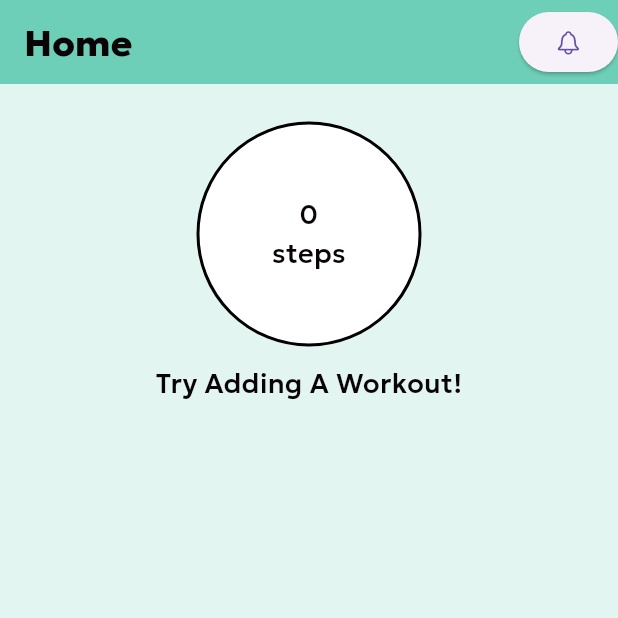
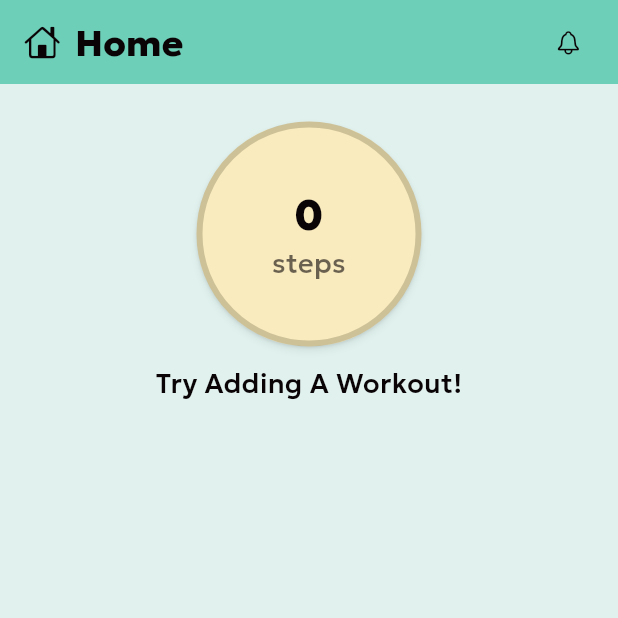
Before and after one commit to CSCI4100U/mobile-group-project-2023-mobile-devices, a Flutter app: the HomeBody screen opened directly, on a phone screen of 412 x 824 dp, the top half of it. Run offline on Flutter 3.47's test engine with Material 3 defaults, Android fonts, the phone set to English and light mode, and no system bars; our stand-ins replace cloud_firestore, firebase_core, flutter_local_notifications, loading_animation_widget, pedometer and 2 more; missing offline and left inert: dart:ffi; accounts and stored records are empty; project files that could hold a hidden picture were left out.

Commit message:
Updated home body to new styling

```diff
--- a/elevar_fitness_tracker/lib/home_page/page_bodies/home_body.dart
+++ b/elevar_fitness_tracker/lib/home_page/page_bodies/home_body.dart
@@ -8,6 +8,7 @@ import 'package:pedometer/pedometer.dart';
 import 'package:elevar_fitness_tracker/notifications/notifications.dart';
 import 'package:elevar_fitness_tracker/notifications/notification_page.dart';
 import 'package:elevar_fitness_tracker/local_storage/routine_db_model.dart';
+import 'package:shared_preferences/shared_preferences.dart';
 import 'view_routine.dart';
 
 class HomeBody extends StatefulWidget {
@@ -38,11 +39,21 @@ class _HomeBodyState extends State<HomeBody> {
   GlobalKey<ScaffoldState> scaffoldKey = GlobalKey<ScaffoldState>();
   bool hasClicked = false;
 
+  // Local prefs
+  SharedPreferences? prefs;
+
   // Defining instance methods
   @override
   void initState() {
     super.initState();
     initPlatformState();
+
+    SharedPreferences.getInstance().then((sharedPrefs) {
+      setState(() {
+        prefs = sharedPrefs;
+        darkmode = prefs?.getBool('darkmode') ?? false;
+      });
+    });
   }
 
   void _trackStepCount(StepCount event) {
@@ -130,9 +141,18 @@ class _HomeBodyState extends State<HomeBody> {
 
     return Scaffold(
       key: scaffoldKey,
-      backgroundColor: AppStyles.primaryColor(darkmode).withOpacity(0.2),
+      backgroundColor: AppStyles.backgroundColor(darkmode),
       appBar: AppBar(
-        title: Text("Home", style: AppStyles.getHeadingStyle(darkmode)),
+        title: Row(
+          children: [
+            Icon(
+              CupertinoIcons.home,
+              color: AppStyles.textColor(darkmode)
+            ),
+            const SizedBox(width: 10),
+            Text("Home", style: AppStyles.getHeadingStyle(darkmode)),
+          ],
+        ),
         backgroundColor: AppStyles.primaryColor(darkmode),
         actions: [
           ElevatedButton(
@@ -144,11 +164,23 @@ class _HomeBodyState extends State<HomeBody> {
                     builder: ((context) => const NotifPage()),
                   ));
             },
-            child: Icon(currentNotifIcon),
+            style: ElevatedButton.styleFrom(
+              backgroundColor: Colors.transparent,
+              elevation: 0
+            ),
+            child: Icon(
+              currentNotifIcon,
+              color: AppStyles.textColor(darkmode),
+            ),
           )
         ],
       ),
-      body: Padding(
+      body: Stack(
+        children: [
+          Container(
+            color: darkmode ? Colors.transparent : AppStyles.primaryColor(darkmode).withOpacity(0.2)
+          ),
+          Padding(
             padding: const EdgeInsets.only(left: 10.0, right: 10.0, top:25.0, bottom: 10.0),
             child: Column(
               mainAxisAlignment: MainAxisAlignment.start,
@@ -164,16 +196,53 @@ class _HomeBodyState extends State<HomeBody> {
                         width: 150.0,
                         height: 150.0,
                         decoration: BoxDecoration(
-                      color: Colors.white,
+                          color: AppStyles.secondaryColor(darkmode),
                           borderRadius: BorderRadius.circular(100.0),
-                      border: Border.all(width: 2.0)
+                          border: Border.all(
+                            width: 4,
+                            color: AppStyles.secondaryColor(!darkmode).withOpacity(0.25)
+                          ),
+                          boxShadow: [
+                            BoxShadow(
+                              spreadRadius: 1,
+                              blurRadius: 3,
+                              offset: const Offset(0, 3),
+                              color: Colors.black.withOpacity(0.05)
+                            ),
+                            BoxShadow(
+                              blurRadius: 1,
+                              offset: const Offset(0, 1),
+                              color: Colors.black.withOpacity(0.1)
+                            )
+                          ]
                         ),
                       ),
+                      Column(
+                        mainAxisAlignment: MainAxisAlignment.center,
+                        children: [
                           Text(
-                    "$_stepCount\nsteps",
-                    style: AppStyles.getSubHeadingStyle(darkmode),
+                            _stepCount,
+                            style: TextStyle(
+                              fontFamily: 'Geologica',
+                              fontSize: 28,
+                              fontWeight: FontWeight.w900,
+                              color: AppStyles.textColor(darkmode)
+                            ),
                             textAlign: TextAlign.center,
                           ),
+                          Text(
+                            "steps",
+                            style: TextStyle(
+                              fontFamily: 'Geologica',
+                              fontSize: 18,
+                              fontWeight: FontWeight.w500,
+                              color: AppStyles.textColor(darkmode).withOpacity(0.6)
+                            ),
+                            textAlign: TextAlign.center,
+                          )
+                        ],
+                      )
+
                     ],
                   ),
                 ),
@@ -191,7 +260,11 @@ class _HomeBodyState extends State<HomeBody> {
                             refresh = true;
                           });
                         },
-                    icon: Icon(Icons.refresh, color: AppStyles.textColor(darkmode), size: 24,),
+                        icon: Icon(
+                          Icons.refresh,
+                          color: AppStyles.accentColor(darkmode),
+                          size: 24,
+                        ),
                       ) : Text("Try Adding A Workout!", style: AppStyles.getSubHeadingStyle(darkmode),),
                     ],
                   )
@@ -208,13 +281,33 @@ class _HomeBodyState extends State<HomeBody> {
                 )
               ],
             ),
+          ),
+        ],
       )
     );
   }
 
   // method for generating a ListTile for the main widgets ListView
   Widget routineTile(String name, List<Map<String,dynamic>> exercises) {
-    return ListTile(
+    return Container(
+      decoration: BoxDecoration(
+        borderRadius: const BorderRadius.all(Radius.circular(20)),
+        color: darkmode ? AppStyles.primaryColor(darkmode).withOpacity(0.2) : AppStyles.backgroundColor(darkmode),
+        boxShadow: [
+          BoxShadow(
+            spreadRadius: 1,
+            blurRadius: 3,
+            offset: const Offset(0, 3),
+            color: Colors.black.withOpacity(0.05)
+          ),
+          BoxShadow(
+            blurRadius: 1,
+            offset: const Offset(0, 1),
+            color: Colors.black.withOpacity(0.1)
+          )
+        ]
+      ),
+      child: ListTile(
         title: Text(
           name,
           style: AppStyles.getSubHeadingStyle(darkmode),
@@ -228,13 +321,17 @@ class _HomeBodyState extends State<HomeBody> {
               MaterialPageRoute(builder:(context) => RoutineView(name),)
             );
           },
-        icon: Icon(Icons.more_horiz, color: AppStyles.textColor(darkmode),),
+          icon: Icon(
+            Icons.more_horiz,
+            color: AppStyles.accentColor(darkmode),
+          ),
         ),
         shape: RoundedRectangleBorder(
           borderRadius: BorderRadius.circular(20.0),
           side: BorderSide.none
         ),
-      tileColor: AppStyles.backgroundColor(darkmode),
+        contentPadding: const EdgeInsets.only(left: 20, right: 5),
+      ),
     );
   }
 }
```
Lines whose indentation alone changed are shown as unchanged.
